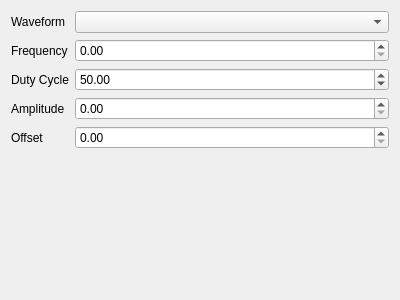
annaps96/pynta, file pynta/view/GUI/designer/signal_generator.ui: the form before one commit.
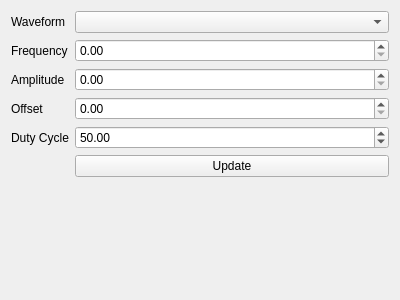
The form after the commit.

The edit to the form file:
```diff
--- a/pynta/view/GUI/designer/signal_generator.ui
+++ b/pynta/view/GUI/designer/signal_generator.ui
@@ -21,6 +21,9 @@
      </property>
     </widget>
    </item>
+   <item row="0" column="1">
+    <widget class="QComboBox" name="WaveformSelector"/>
+   </item>
    <item row="1" column="0">
     <widget class="QLabel" name="FrequencyLabel">
      <property name="text">
@@ -28,21 +31,41 @@
      </property>
     </widget>
    </item>
-   <item row="0" column="1">
-    <widget class="QComboBox" name="WaveformSelector"/>
-   </item>
-   <item row="2" column="0">
-    <widget class="QLabel" name="DutyCycleLabel">
-     <property name="text">
-      <string>Duty Cycle</string>
-     </property>
-    </widget>
-   </item>
    <item row="1" column="1">
     <widget class="QDoubleSpinBox" name="FrequencySpinbox"/>
    </item>
+   <item row="2" column="0">
+    <widget class="QLabel" name="AmplitudeLabel">
+     <property name="text">
+      <string>Amplitude</string>
+     </property>
+    </widget>
+   </item>
    <item row="2" column="1">
+    <widget class="QDoubleSpinBox" name="AmplitudeSpinbox"/>
+   </item>
+   <item row="3" column="0">
+    <widget class="QLabel" name="OffsetLabel">
+     <property name="text">
+      <string>Offset</string>
+     </property>
+    </widget>
+   </item>
+   <item row="3" column="1">
+    <widget class="QDoubleSpinBox" name="OffsetSpinbox"/>
+   </item>
+   <item row="4" column="0">
+    <widget class="QLabel" name="DutyCycleLabel">
+     <property name="text">
+      <string>Duty Cycle</string>
+     </property>
+    </widget>
+   </item>
+   <item row="4" column="1">
     <widget class="QDoubleSpinBox" name="DutyCycleSpinbox">
+     <property name="enabled">
+      <bool>true</bool>
+     </property>
      <property name="keyboardTracking">
       <bool>true</bool>
      </property>
@@ -54,26 +77,29 @@
      </property>
     </widget>
    </item>
-   <item row="3" column="0">
-    <widget class="QLabel" name="AmplitudeLabel">
+   <item row="5" column="1">
+    <widget class="QPushButton" name="UpdateButton">
      <property name="text">
-      <string>Amplitude</string>
+      <string>Update</string>
      </property>
     </widget>
    </item>
-   <item row="4" column="0">
-    <widget class="QLabel" name="OffsetLabel">
+   <item row="6" column="1">
+    <widget class="QLabel" name="ErrorLabel">
+     <property name="enabled">
+      <bool>true</bool>
+     </property>
+     <property name="font">
+      <font>
+       <weight>75</weight>
+       <bold>true</bold>
+      </font>
+     </property>
      <property name="text">
-      <string>Offset</string>
+      <string/>
      </property>
     </widget>
    </item>
-   <item row="3" column="1">
-    <widget class="QDoubleSpinBox" name="AmplitudeSpinbox"/>
-   </item>
-   <item row="4" column="1">
-    <widget class="QDoubleSpinBox" name="OffsetSpinbox"/>
-   </item>
   </layout>
  </widget>
  <resources/>
```
